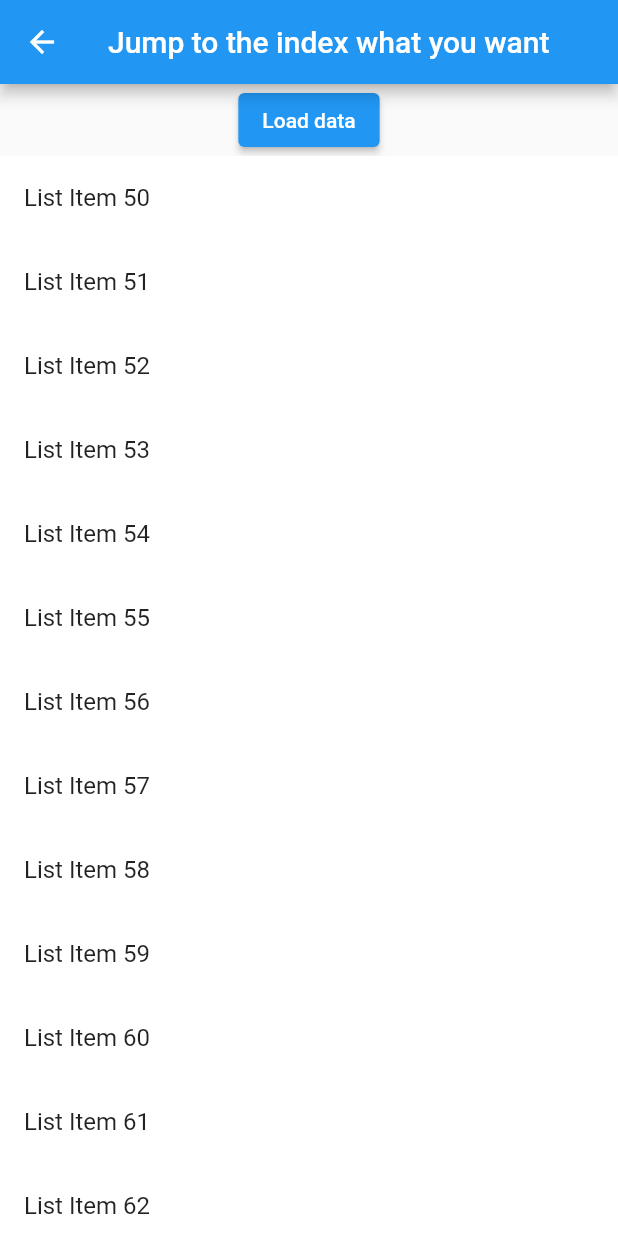
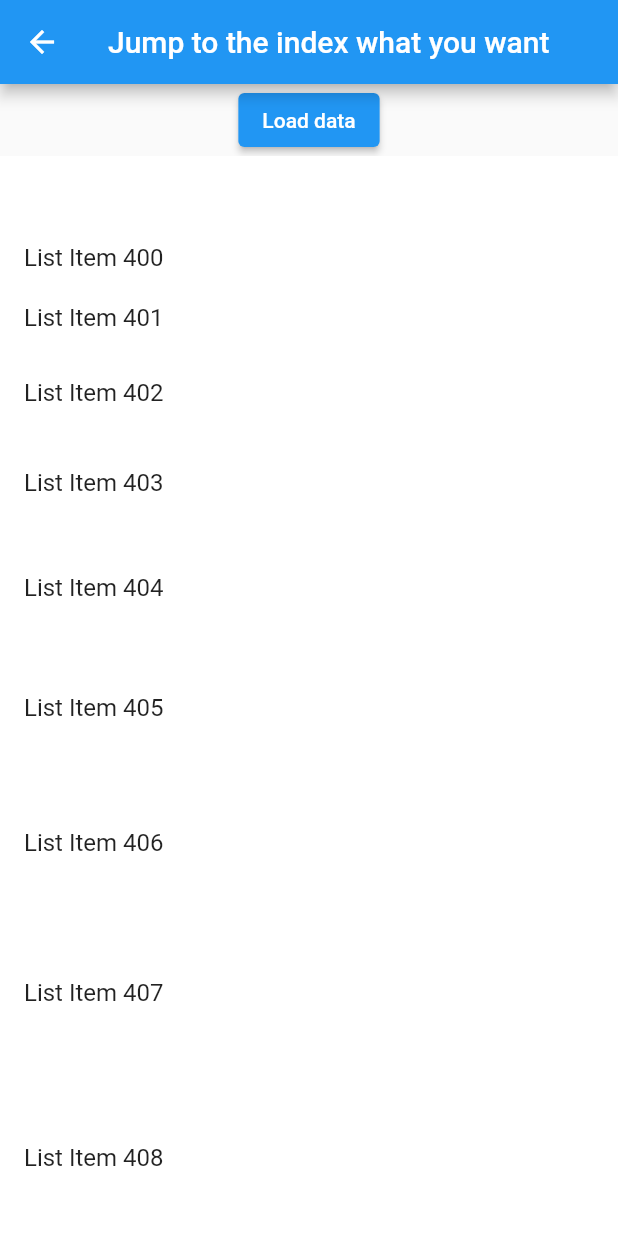
Before and after one commit to robert-luoqing/flutter_list_view, a Flutter app: the InitJumpAfterLoadDataPage screen opened by its route, after a tap on "Load data", on a phone screen of 412 x 824 dp. Run offline on Flutter 3.47's test engine with Material 2 defaults, Android fonts, the phone set to English and light mode, and no system bars; our stand-ins replace pull_to_refresh.

Commit message:
Update init_jump_after_loaddata.dart

```diff
--- a/example/lib/init_jump_after_loaddata.dart
+++ b/example/lib/init_jump_after_loaddata.dart
@@ -1,3 +1,5 @@
+import 'dart:math';
+
 import 'package:flutter_list_view/flutter_list_view.dart';
 import 'package:flutter/material.dart';
 
@@ -43,15 +45,19 @@ class _InitJumpAfterLoadDataPageState extends State<InitJumpAfterLoadDataPage> {
           Expanded(
             child: FlutterListView(
                 delegate: FlutterListViewDelegate(
-                    (BuildContext context, int index) => Container(
-                          color: Colors.white,
-                          child:
-                              ListTile(title: Text('List Item ${data[index]}')),
-                        ),
-                    childCount: data.length,
-                    initIndex: 50,
-                    initOffset: 0,
-                    initOffsetBasedOnBottom: false)),
+              (BuildContext context, int index) {
+                return Container(
+                  height: 40 + (index % 10) * 10,
+                  color: Colors.white,
+                  child: ListTile(title: Text('List Item ${data[index]}')),
+                );
+              },
+              childCount: data.length,
+              initIndex: 400,
+              initOffset: 40,
+              // initOffsetBasedOnBottom: false,
+              firstItemAlign: FirstItemAlign.end,
+            )),
           ),
         ],
       ),
```
